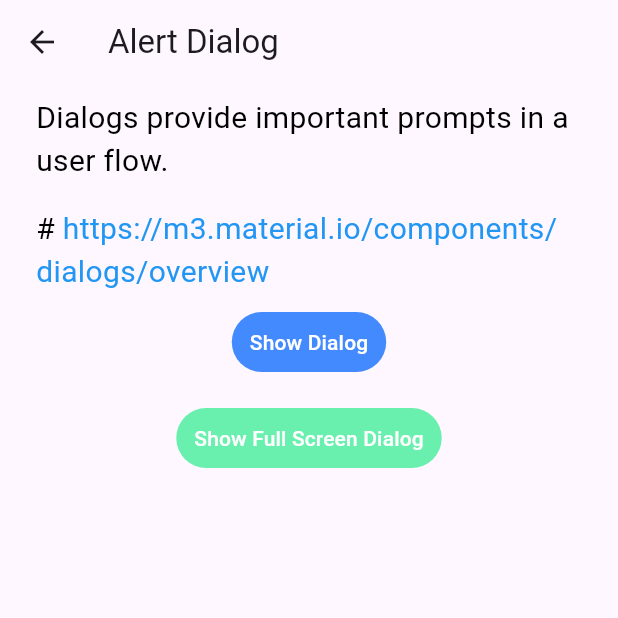
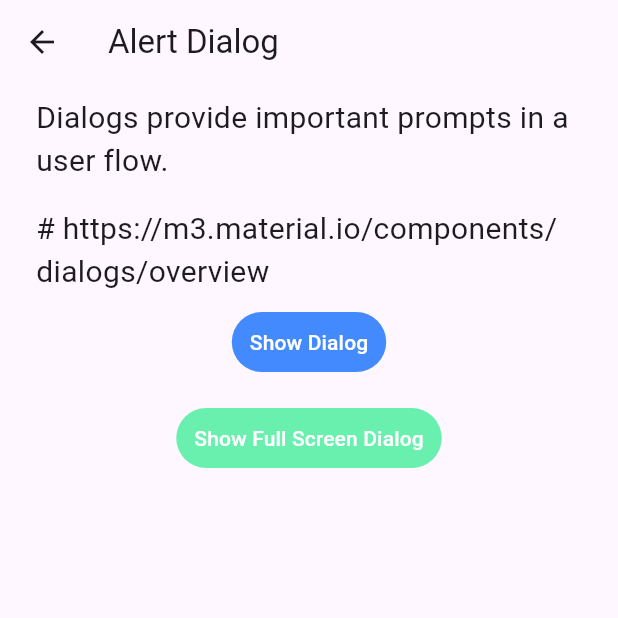
Before and after one commit to HauTranCong/flutterui, a Flutter app: the AlertDialogScreen screen opened directly, on a phone screen of 412 x 824 dp, the top half of it. Run offline on Flutter 3.47's test engine with Material 3 defaults, Android fonts, the phone set to English and light mode, and no system bars.

Commit message:
Remove fixed color in textbox

```diff
--- a/lib/src/widgets/textbox.dart
+++ b/lib/src/widgets/textbox.dart
@@ -9,7 +9,7 @@ Widget textBox(String inputText, {double inputFontSize = 18, String? url, double
             alignment: alignment,
             child: SelectableText.rich(
                 TextSpan(
-                style: TextStyle(fontSize: inputFontSize, color: Colors.black),
+                style: TextStyle(fontSize: inputFontSize),
                 children: [
                     TextSpan(
                         text: inputText,
@@ -22,7 +22,7 @@ Widget textBox(String inputText, {double inputFontSize = 18, String? url, double
                         ),
                         TextSpan(
                             text: url,
-                            style: TextStyle(fontSize: inputFontSize, color: Colors.blue),
+                            style: TextStyle(fontSize: inputFontSize),
                             recognizer: TapGestureRecognizer()
                             ..onTap = () async {
                                 if (await canLaunch(url)) {
```
